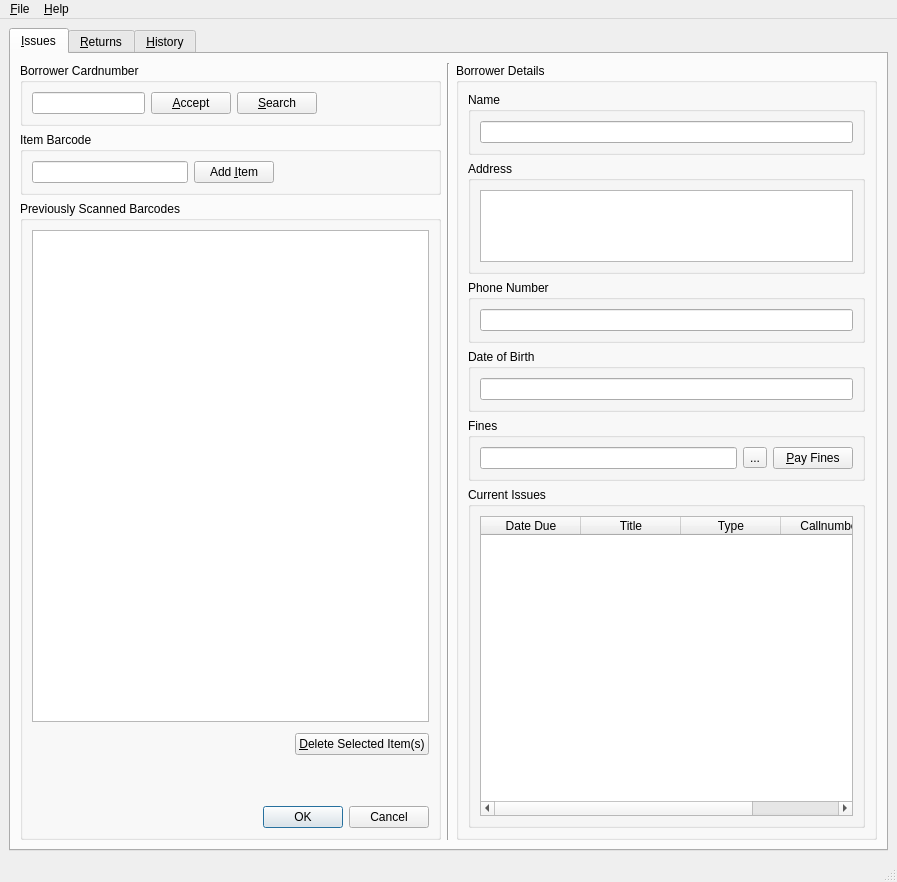
Qt form mainwindow.ui (bywatersolutions/koha-offline-circulation) before a commit.
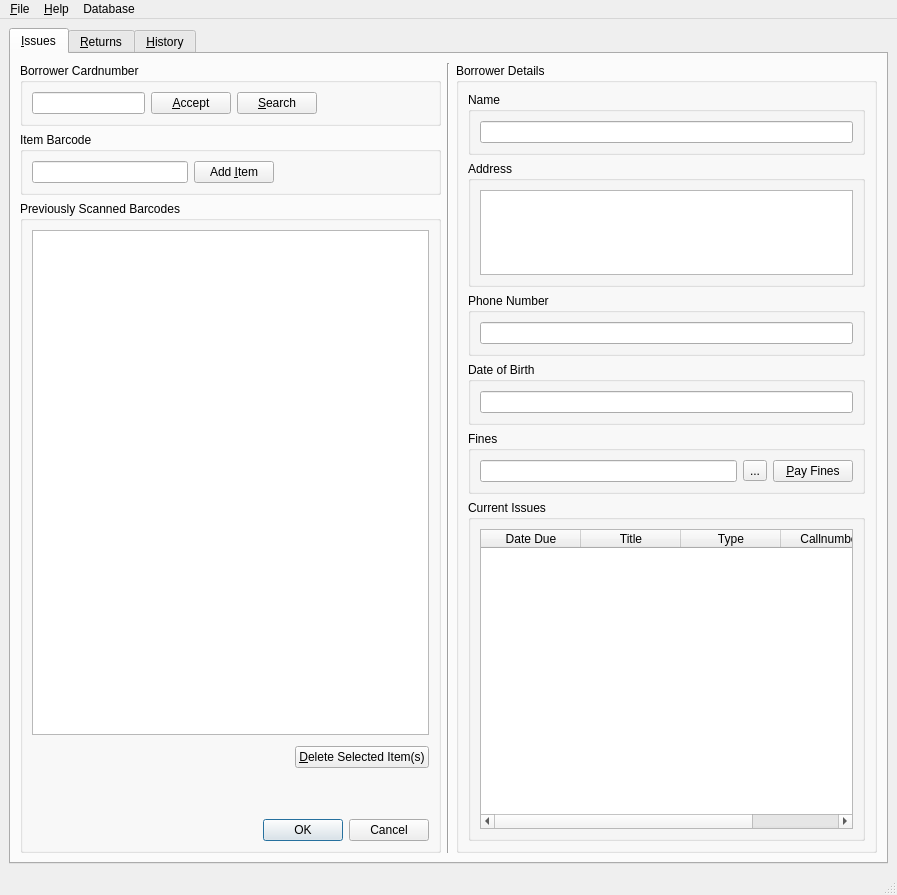
The same form after that commit. Icons and pictures are not drawn.

Commit message: Add Database/Select Borrowers.db to main window toolbar

The edit to the form file:
```diff
--- a/mainwindow.ui
+++ b/mainwindow.ui
@@ -7,7 +7,7 @@
     <x>0</x>
     <y>0</y>
     <width>897</width>
-    <height>870</height>
+    <height>895</height>
    </rect>
   </property>
   <property name="windowTitle">
@@ -718,8 +718,15 @@
     </property>
     <addaction name="actionAbout"/>
    </widget>
+   <widget class="QMenu" name="menuDatabase">
+    <property name="title">
+     <string>Database</string>
+    </property>
+    <addaction name="actionSelect_Borrowers_db"/>
+   </widget>
    <addaction name="menuFile"/>
    <addaction name="menuHelp"/>
+   <addaction name="menuDatabase"/>
   </widget>
   <widget class="QStatusBar" name="statusbar"/>
   <action name="actionNew">
```
Left out of the diff: 9 changed lines with no effect on the pictures. The commit also changes 2 other files.
